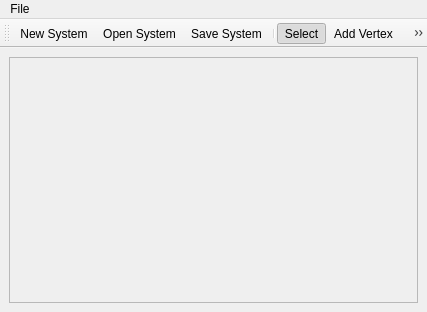
This is src/SchedulerGUI/Windows/GraphEditor.ui in DanielZorin/movepoint as Qt 5 draws it before an edit. The edited form follows.
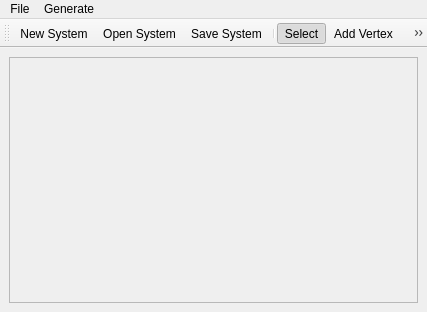
This is the edited form. Icons and pictures are not drawn.

Diff of the .ui file:
```diff
--- a/src/SchedulerGUI/Windows/GraphEditor.ui
+++ b/src/SchedulerGUI/Windows/GraphEditor.ui
@@ -74,7 +74,13 @@
     <addaction name="actionSave_System_As"/>
     <addaction name="actionExit"/>
    </widget>
+   <widget class="QMenu" name="menuGenerate">
+    <property name="title">
+     <string>Generate</string>
+    </property>
+   </widget>
    <addaction name="menuFile"/>
+   <addaction name="menuGenerate"/>
   </widget>
   <widget class="QToolBar" name="toolBar">
    <property name="windowTitle">
```
